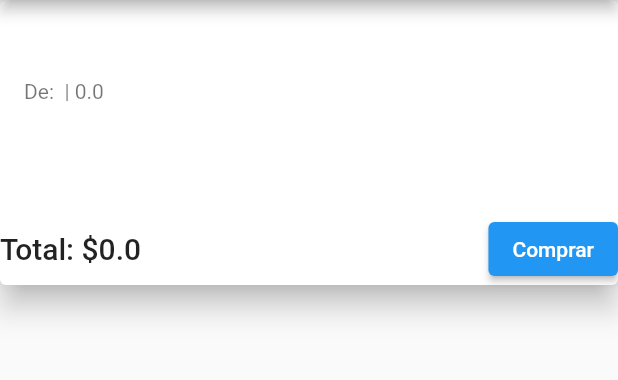
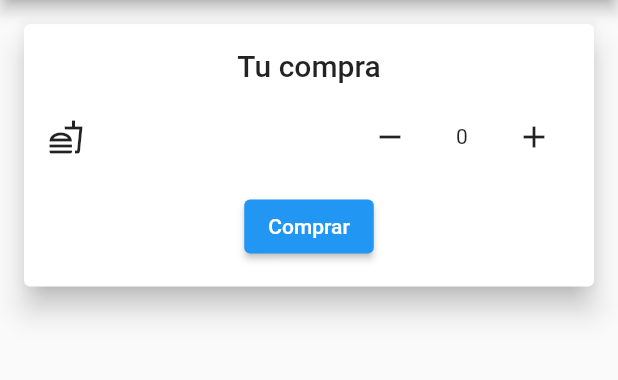
Before and after one commit to ayc-g6/pedidosNow-front, a Flutter app: the OrderSummaryPage screen opened directly with empty values, on a phone screen of 412 x 824 dp, the part 84-464 px from its top. Run offline on Flutter 3.47's test engine with Material 2 defaults, Android fonts, the phone set to English and light mode, and no system bars; our stand-ins replace flutter_secure_storage, infinite_scroll_pagination, syncfusion_flutter_charts; accounts and stored records are empty.

Commit message:
[ADD][UPDATE] - Added product quantity. Made view look tidier.

```diff
--- a/lib/src/pages/order_summary.dart
+++ b/lib/src/pages/order_summary.dart
@@ -13,6 +13,100 @@ class OrderSummaryPage extends StatefulWidget {
   _OrderSummaryPageState createState() => _OrderSummaryPageState();
 }
 
+class _OrderSummaryPageState extends State<OrderSummaryPage> {
+  /* FIXME Ojo. No usan esta variable. Yo tipicamente la uso
+   * Para tener el circulito de carga mientras se procesa el Server.call()
+   * Fijense por ejemplo LogIn o SignUp para ver como lo hago
+   * -- Santi
+   */
+  bool _isLoading = false;
+  int _quantity = 0;
+
+  void _createOrder() async {
+    setState(() {
+      _isLoading = true;
+    });
+    FocusScope.of(context).unfocus();
+    Auth auth = Provider.of<Auth>(context, listen: false);
+    try {
+      /* FIXME Incorrecto. Mandar el Auth.accessToken directamente
+         * como header en createOrder. Luego, createOrder utiliza get_current_id
+         * para saber quien le está hablando. Si no se entiende preguntenme. --Santi
+        */
+      String? customerId = await Server.getUserId(auth.accessToken);
+      await Server.createOrder(widget.product, customerId);
+    } on ServerException catch (e) {
+      if (!mounted) return;
+      final snackBar = SnackBar(content: Text(e.message));
+      ScaffoldMessenger.of(context).showSnackBar(snackBar);
+    }
+    setState(() {
+      _isLoading = false;
+    });
+  }
+
+  @override
+  Widget build(BuildContext context) {
+    return Scaffold(
+      appBar: AppBar(
+        title: const Text("Envios Ya"),
+        automaticallyImplyLeading: true,
+      ),
+      body: SingleChildScrollView(
+        child: Card(
+            child: Padding(
+              padding: const EdgeInsets.all(16.0),
+              child: Column(children: [
+                Align(
+                  alignment: Alignment.topCenter,
+                  child: Text(
+                    "Tu compra",
+                    style: Theme.of(context).textTheme.titleLarge
+                  )
+                ),
+                Row(
+                  children: [
+                    const Icon(Icons.fastfood_outlined),
+                    Expanded(
+                      child: ListTile(
+                        title: Text(widget.product.name,
+                          style: Theme.of(context).textTheme.titleLarge),
+                        subtitle: Text(widget.product.owner)
+                      )
+                    ),
+                    IconButton(
+                      icon: const Icon(Icons.remove),
+                      onPressed: () => setState(() {
+                        if (_quantity > 0) {
+                          _quantity--;
+                        }
+                      }),
+                    ),
+                    Container(
+                      width: 48.0,
+                      alignment: Alignment.center,
+                      child: Text('$_quantity')
+                    ),
+                    IconButton(
+                      icon: const Icon(Icons.add),
+                      onPressed: () => setState(() { _quantity++; }),
+                    ),
+                  ]
+                ),
+                ElevatedButton(
+                  child: const Text("Comprar"),
+                  onPressed: () async => _createOrder(),
+                )
+              ]),
+            ),
+          elevation: 8.0,
+          margin: const EdgeInsets.all(16.0)),
+      ),
+    );
+  }
+}
+
+/*
 class _OrderSummaryPageState extends State<OrderSummaryPage> {
   /* FIXME Ojo. No usan esta variable. Yo tipicamente la uso
    * Para tener el circulito de carga mientras se procesa el Server.call()
@@ -93,3 +187,4 @@ class _OrderSummaryPageState extends State<OrderSummaryPage> {
     );
   }
 }
+*/
--- a/lib/src/pages/product_view.dart
+++ b/lib/src/pages/product_view.dart
@@ -34,9 +34,9 @@ class _ProductViewPageState extends State<ProductViewPage> {
                     ),
                   ),
                   Padding(
-                      padding: const EdgeInsets.only(right: 32.0),
+                      padding: const EdgeInsets.only(right: 16.0),
                       child: ElevatedButton(
-                        child: const Text("Agregar a Pedido"),
+                        child: const Text("Pedir Producto"),
                         onPressed: () {
                           Navigator.push(
                             context,
@@ -164,7 +164,7 @@ class NutritionalFact extends StatelessWidget {
 
 class MacronutrientsChart extends StatelessWidget {
   final List<MacronutrientsChartData> data;
-  late final double _totalAmount;
+  late double _totalAmount;
 
   MacronutrientsChart({Key? key, required this.data}) : super(key: key) {
     _totalAmount = 0;
```
